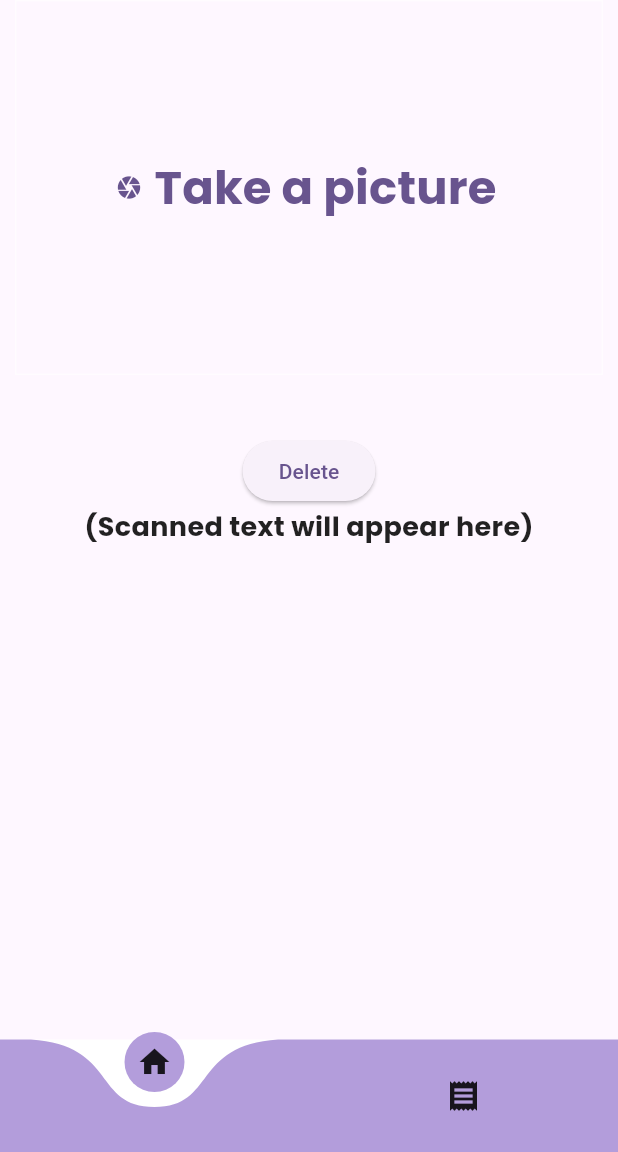
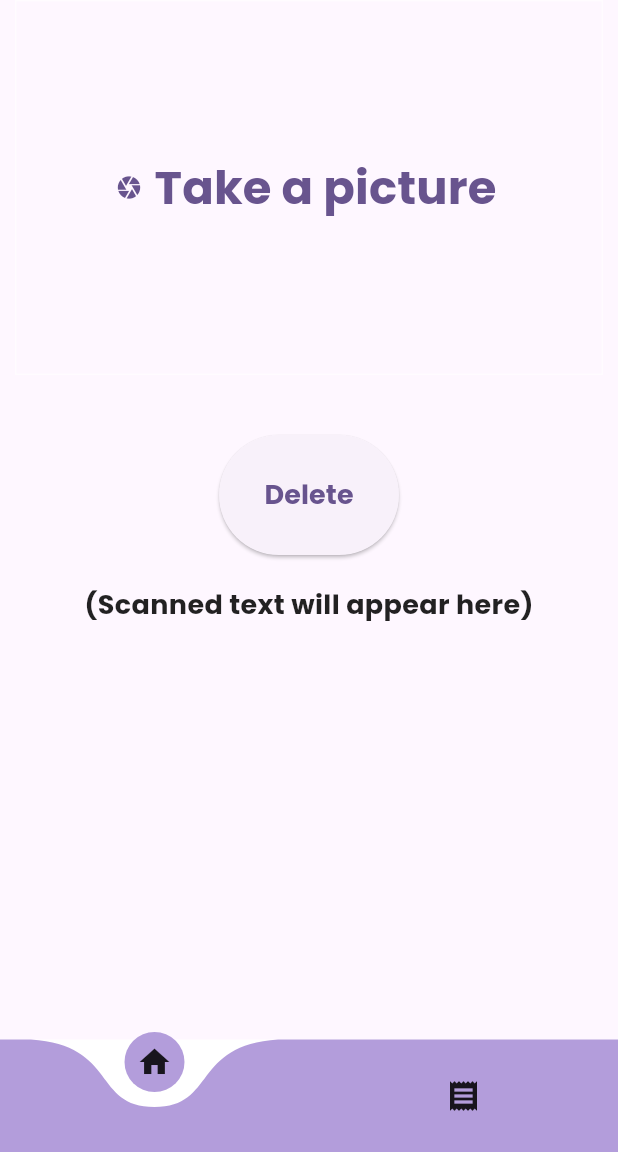
Before and after one commit to ArnavGirdhar/thermal_paper_reader-main, a Flutter app: the screen it shows after launch, on a phone screen of 412 x 824 dp, the part 84-1236 px from its top. Run offline on Flutter 3.47's test engine with Material 2 defaults, Android fonts, the phone set to English and light mode, and no system bars; drawn by our look-alikes of curved_navigation_bar; our stand-ins replace firebase_core, google_fonts, image_cropper, image_picker; missing offline and left inert: google_ml_kit; accounts and stored records are empty.

Commit message:
No more change

```diff
--- a/lib/screens/home_page.dart
+++ b/lib/screens/home_page.dart
@@ -138,14 +138,27 @@ class _HomePageState extends State<HomePage> {
                 const SizedBox(
                   height: 20,
                 ),
-                ElevatedButton(
+                SizedBox(
+                  height: 80,
+                  width: 120,
+                  child: ElevatedButton(
                       onPressed: () {
                         setState(() {
                           image = null;
                           scannedText = " ";
                         });
                       },
-                    child: const Text("Delete")),
+                      child: Text(
+                        "Delete",
+                        style: TextStyle(
+                            fontFamily: GoogleFonts.poppins().fontFamily,
+                            fontSize: 18,
+                            fontWeight: FontWeight.bold),
+                      )),
+                ),
+                SizedBox(
+                  height: 20,
+                ),
                 Text(
                   scannedText,
                   style: TextStyle(
```
Lines whose indentation alone changed are shown as unchanged.
